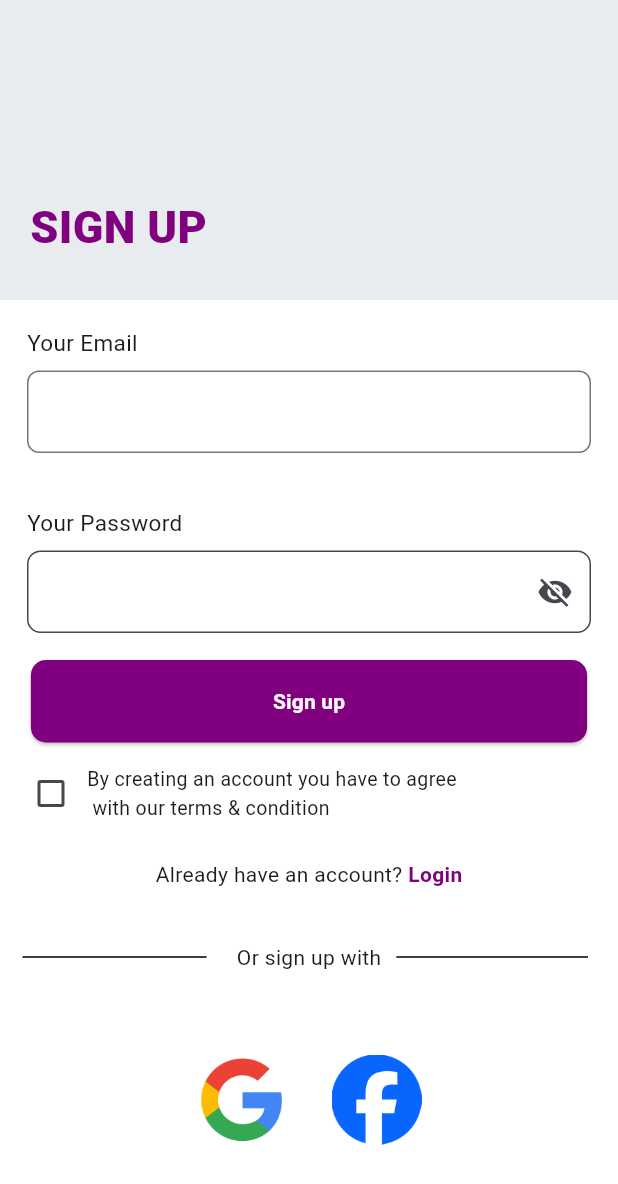
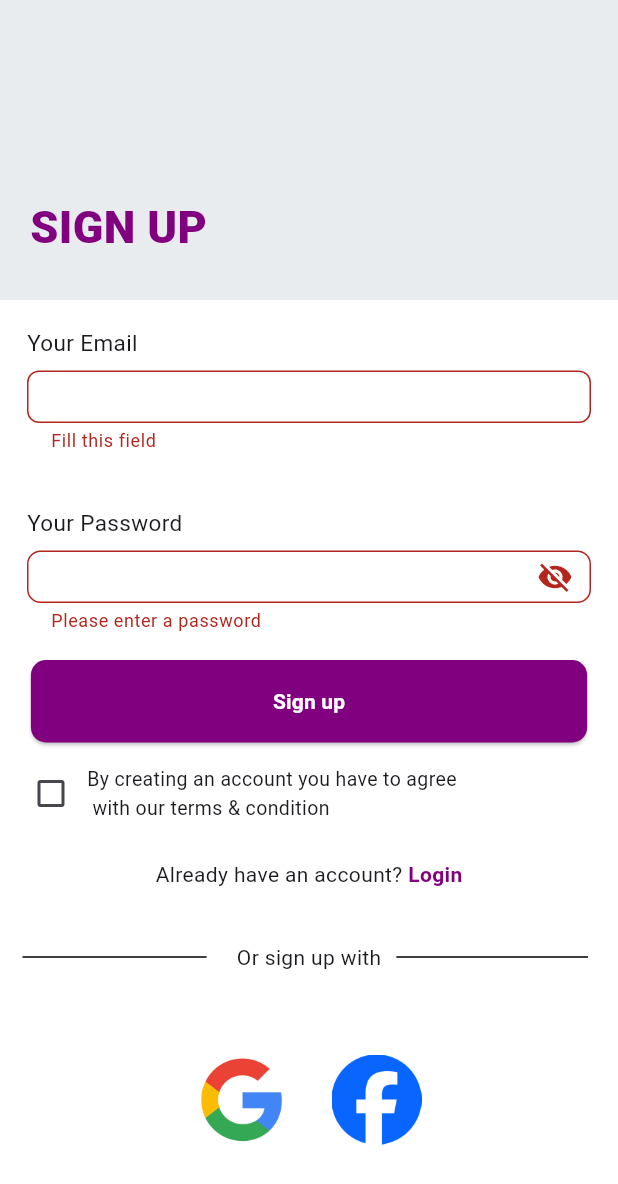
Before and after one commit to SyedAleezHassan/learning_app_flutter_fyp, a Flutter app: the SignUpScreen screen opened directly, after a tap on "Sign up", on a phone screen of 412 x 824 dp. Shown: the top 1184 px of the screen. Run offline on Flutter 3.47's test engine with Material 3 defaults, Android fonts, the phone set to English and light mode, and no system bars; our stand-ins replace firebase_auth, firebase_core, get, google_nav_bar; accounts and stored records are empty; network calls fail.

Commit message:
add validation in login and signup page

```diff
--- a/lib/screens/signUp.dart
+++ b/lib/screens/signUp.dart
@@ -13,8 +13,10 @@ class SignUpScreen extends StatefulWidget {
 class _SignUpScreenState extends State<SignUpScreen> {
   bool passwordVisible = false;
   bool value = false;
+  final _formKey = GlobalKey<FormState>();
   final TextEditingController emailController = TextEditingController();
   final TextEditingController passwordController = TextEditingController();
+
   void register() async {
     final String email = emailController.text;
     final String password = passwordController.text;
@@ -27,10 +29,16 @@ class _SignUpScreenState extends State<SignUpScreen> {
       Navigator.pushReplacement(
           context, MaterialPageRoute(builder: (context) => LoginScreen()));
     } on FirebaseAuthException catch (e) {
-      if (e.code == 'weak-password') {
-        print('The password provided is too weak.');
-      } else if (e.code == 'email-already-in-use') {
-        print('The account already exists for that email.');
+      // if (e.code == 'weak-password') {
+      //   print('The password provided is too weak.');
+      // } else if (e.code == 'email-already-in-use') {
+      //   print('The account already exists for that email.');
+      // }
+      if (_formKey.currentState!.validate()) {
+        // Perform registration logic here
+        print("Registration successful");
+      } else {
+        print("Validation failed");
       }
     } catch (e) {
       print(e);
@@ -41,6 +49,8 @@ class _SignUpScreenState extends State<SignUpScreen> {
   Widget build(BuildContext context) {
     return Scaffold(
       body: SingleChildScrollView(
+        child: Form(
+          key: _formKey,
           child: Column(
             children: [
               Container(
@@ -72,12 +82,17 @@ class _SignUpScreenState extends State<SignUpScreen> {
                         ),
                         SizedBox(
                           height: 55,
-                        child: TextField(
+                          child: TextFormField(
                             controller: emailController,
-                          // validator: (text) {
-                          //   if (text == null || text.isEmpty)
-                          //     return "email is empty";
-                          // },
+                            validator: (text) {
+                              if (text == null || text.isEmpty)
+                                return "Fill this field";
+                              if (!RegExp(r'^[^@]+@[^@]+\.[^@]+')
+                                  .hasMatch(text)) {
+                                return 'Please enter a valid email address';
+                              }
+                              return null;
+                            },
                             decoration: InputDecoration(
                               border: OutlineInputBorder(
                                   borderRadius: BorderRadius.circular(8)),
@@ -107,13 +122,23 @@ class _SignUpScreenState extends State<SignUpScreen> {
                         ),
                         SizedBox(
                           height: 55,
-                        child: TextField(
+                          child: TextFormField(
                             controller: passwordController,
+                            validator: (text) {
+                              if (text == null || text.isEmpty) {
+                                return 'Please enter a password';
+                              }
+                              if (text.length < 6) {
+                                return 'Password must be at least 6 characters long';
+                              }
+                              return null;
+                            },
                             obscureText: passwordVisible,
                             decoration: InputDecoration(
                               fillColor: Colors.transparent,
                               border: OutlineInputBorder(
                                   borderRadius: BorderRadius.circular(9)),
+                              //@@@@@@yevphle tha@@@@@@@@
                               // hintText: "Password",
                               // labelText: "Password",
                               // helperText: "Password must contain special character",
@@ -148,8 +173,8 @@ class _SignUpScreenState extends State<SignUpScreen> {
                         onPressed: register,
                         style: ElevatedButton.styleFrom(
                           shape: RoundedRectangleBorder(
-                          borderRadius:
-                              BorderRadius.circular(10.0), // Rectangular border
+                            borderRadius: BorderRadius.circular(
+                                10.0), // Rectangular border
                           ),
                           backgroundColor: const Color.fromRGBO(128, 0, 128, 5),
                         ),
@@ -262,6 +287,7 @@ class _SignUpScreenState extends State<SignUpScreen> {
             ],
           ),
         ),
+      ),
     );
   }
 }
```
Also changed, not shown: lib/screens/login.dart (+36 -6 lines). Lines whose indentation alone changed are shown as unchanged.
